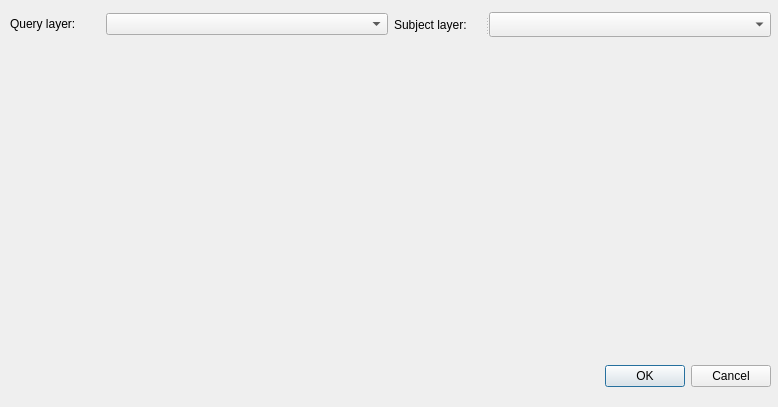
The window that viet_vet_vect/sp_query_dlg.ui (solymosin/vietnam) describes before a commit, drawn with Qt 5.
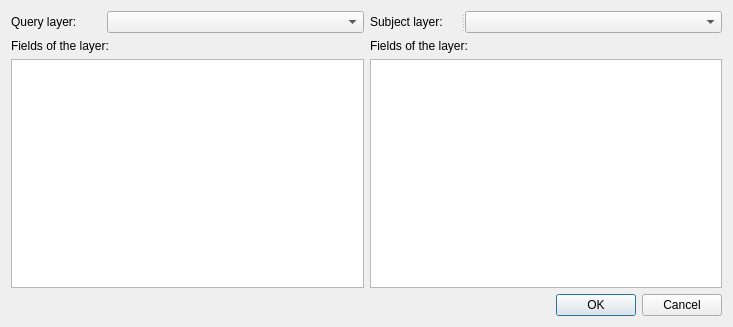
The same window after the commit.

```diff
--- a/viet_vet_vect/sp_query_dlg.ui
+++ b/viet_vet_vect/sp_query_dlg.ui
@@ -6,45 +6,22 @@
    <rect>
     <x>0</x>
     <y>0</y>
-    <width>778</width>
-    <height>407</height>
+    <width>733</width>
+    <height>327</height>
    </rect>
   </property>
   <property name="windowTitle">
    <string>Dialog</string>
   </property>
-  <widget class="QDialogButtonBox" name="buttonBox">
-   <property name="geometry">
-    <rect>
-     <x>430</x>
-     <y>360</y>
-     <width>341</width>
-     <height>32</height>
-    </rect>
-   </property>
-   <property name="orientation">
-    <enum>Qt::Horizontal</enum>
-   </property>
-   <property name="standardButtons">
-    <set>QDialogButtonBox::Cancel|QDialogButtonBox::Ok</set>
-   </property>
-  </widget>
-  <widget class="QWidget" name="">
-   <property name="geometry">
-    <rect>
-     <x>10</x>
-     <y>10</y>
-     <width>761</width>
-     <height>29</height>
-    </rect>
-   </property>
+  <layout class="QGridLayout" name="gridLayout_3">
+   <item row="0" column="0" colspan="2">
    <layout class="QGridLayout" name="gridLayout_2">
     <item row="0" column="0">
      <widget class="QSplitter" name="splitter">
       <property name="orientation">
        <enum>Qt::Horizontal</enum>
       </property>
-      <widget class="QWidget" name="">
+       <widget class="QWidget" name="layoutWidget">
        <layout class="QGridLayout" name="gridLayout">
         <item row="0" column="0">
          <widget class="QLabel" name="label">
@@ -86,7 +63,64 @@
      </widget>
     </item>
    </layout>
-  </widget>
+   </item>
+   <item row="1" column="0">
+    <widget class="QLabel" name="label_3">
+     <property name="text">
+      <string>Fields of the layer:</string>
+     </property>
+    </widget>
+   </item>
+   <item row="1" column="1">
+    <widget class="QLabel" name="label_4">
+     <property name="text">
+      <string>Fields of the layer:</string>
+     </property>
+    </widget>
+   </item>
+   <item row="2" column="0">
+    <widget class="QListWidget" name="listWidget">
+     <property name="editTriggers">
+      <set>QAbstractItemView::NoEditTriggers</set>
+     </property>
+     <property name="selectionMode">
+      <enum>QAbstractItemView::MultiSelection</enum>
+     </property>
+     <property name="selectionRectVisible">
+      <bool>true</bool>
+     </property>
+     <property name="sortingEnabled">
+      <bool>true</bool>
+     </property>
+    </widget>
+   </item>
+   <item row="2" column="1">
+    <widget class="QListWidget" name="listWidget_2">
+     <property name="editTriggers">
+      <set>QAbstractItemView::NoEditTriggers</set>
+     </property>
+     <property name="selectionMode">
+      <enum>QAbstractItemView::MultiSelection</enum>
+     </property>
+     <property name="selectionRectVisible">
+      <bool>true</bool>
+     </property>
+     <property name="sortingEnabled">
+      <bool>true</bool>
+     </property>
+    </widget>
+   </item>
+   <item row="3" column="1">
+    <widget class="QDialogButtonBox" name="buttonBox">
+     <property name="orientation">
+      <enum>Qt::Horizontal</enum>
+     </property>
+     <property name="standardButtons">
+      <set>QDialogButtonBox::Cancel|QDialogButtonBox::Ok</set>
+     </property>
+    </widget>
+   </item>
+  </layout>
  </widget>
  <resources/>
  <connections>
```
Lines whose indentation alone changed are shown as unchanged.
